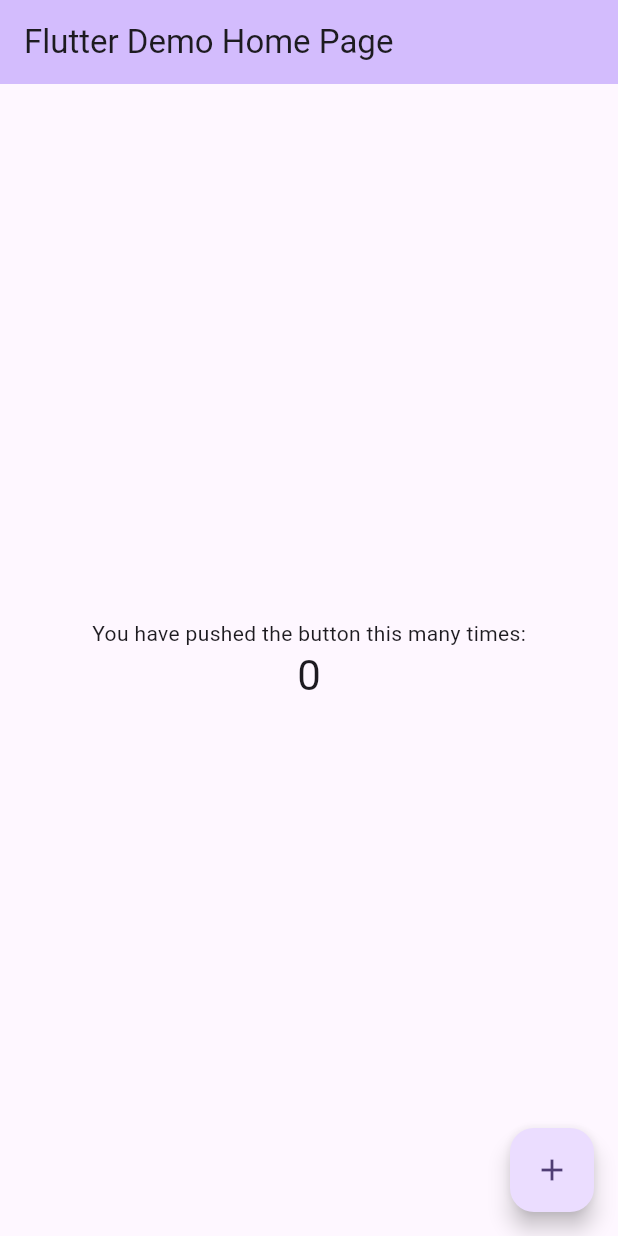
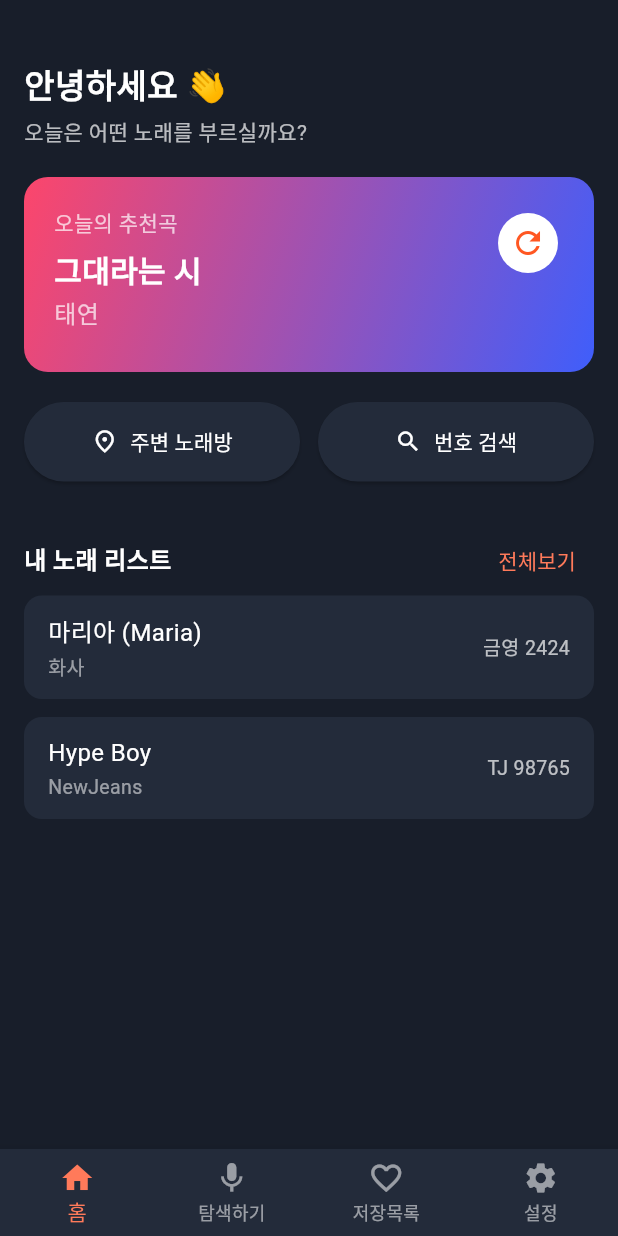
Before and after one commit to jaehyuk-dev/what-song, a Flutter app: the screen it shows after launch, on a phone screen of 412 x 824 dp. Run offline on Flutter 3.47's test engine with Material 3 defaults, Android fonts, the light colour scheme and no system bars; our stand-ins replace loading_indicator, sqflite; accounts and stored records are empty.

Commit message:
[FEAT] 기본 뼈대 완성

```diff
--- a/lib/main.dart
+++ b/lib/main.dart
@@ -1,125 +1,40 @@
 import 'package:flutter/material.dart';
+import 'package:provider/provider.dart';
+import 'package:what_song/screen/main_screen.dart';
+import 'package:what_song/service/loading_service.dart';
+import 'package:what_song/widget/custom_indicator.dart';
 
 void main() {
+  WidgetsFlutterBinding.ensureInitialized();
+
   runApp(const MyApp());
 }
 
 class MyApp extends StatelessWidget {
   const MyApp({super.key});
 
-  // This widget is the root of your application.
   @override
   Widget build(BuildContext context) {
-    return MaterialApp(
-      title: 'Flutter Demo',
-      theme: ThemeData(
-        // This is the theme of your application.
-        //
-        // TRY THIS: Try running your application with "flutter run". You'll see
-        // the application has a purple toolbar. Then, without quitting the app,
-        // try changing the seedColor in the colorScheme below to Colors.green
-        // and then invoke "hot reload" (save your changes or press the "hot
-        // reload" button in a Flutter-supported IDE, or press "r" if you used
-        // the command line to start the app).
-        //
-        // Notice that the counter didn't reset back to zero; the application
-        // state is not lost during the reload. To reset the state, use hot
-        // restart instead.
-        //
-        // This works for code too, not just values: Most code changes can be
-        // tested with just a hot reload.
-        colorScheme: ColorScheme.fromSeed(seedColor: Colors.deepPurple),
-        useMaterial3: true,
+    return MultiProvider(
+      providers: [
+        ChangeNotifierProvider(create: (_) => LoadingState()),
+      ],
+      child: MaterialApp(
+        title: 'What Song',
+        debugShowCheckedModeBanner: false,
+        theme: ThemeData(
+          colorScheme: ColorScheme.fromSeed(seedColor: Colors.deepPurple),
+          useMaterial3: true,
+        ),
+        home: Builder(
+          builder: (context) {
+            WidgetsBinding.instance.addPostFrameCallback((_) {
+              LoadingService.init(context);
+            });
+            return const MainScreen();
+          },
+        ),
       ),
-      home: const MyHomePage(title: 'Flutter Demo Home Page'),
     );
   }
 }
-
-class MyHomePage extends StatefulWidget {
-  const MyHomePage({super.key, required this.title});
-
-  // This widget is the home page of your application. It is stateful, meaning
-  // that it has a State object (defined below) that contains fields that affect
-  // how it looks.
-
-  // This class is the configuration for the state. It holds the values (in this
-  // case the title) provided by the parent (in this case the App widget) and
-  // used by the build method of the State. Fields in a Widget subclass are
-  // always marked "final".
-
-  final String title;
-
-  @override
-  State<MyHomePage> createState() => _MyHomePageState();
-}
-
-class _MyHomePageState extends State<MyHomePage> {
-  int _counter = 0;
-
-  void _incrementCounter() {
-    setState(() {
-      // This call to setState tells the Flutter framework that something has
-      // changed in this State, which causes it to rerun the build method below
-      // so that the display can reflect the updated values. If we changed
-      // _counter without calling setState(), then the build method would not be
-      // called again, and so nothing would appear to happen.
-      _counter++;
-    });
-  }
-
-  @override
-  Widget build(BuildContext context) {
-    // This method is rerun every time setState is called, for instance as done
-    // by the _incrementCounter method above.
-    //
-    // The Flutter framework has been optimized to make rerunning build methods
-    // fast, so that you can just rebuild anything that needs updating rather
-    // than having to individually change instances of widgets.
-    return Scaffold(
-      appBar: AppBar(
-        // TRY THIS: Try changing the color here to a specific color (to
-        // Colors.amber, perhaps?) and trigger a hot reload to see the AppBar
-        // change color while the other colors stay the same.
-        backgroundColor: Theme.of(context).colorScheme.inversePrimary,
-        // Here we take the value from the MyHomePage object that was created by
-        // the App.build method, and use it to set our appbar title.
-        title: Text(widget.title),
-      ),
-      body: Center(
-        // Center is a layout widget. It takes a single child and positions it
-        // in the middle of the parent.
-        child: Column(
-          // Column is also a layout widget. It takes a list of children and
-          // arranges them vertically. By default, it sizes itself to fit its
-          // children horizontally, and tries to be as tall as its parent.
-          //
-          // Column has various properties to control how it sizes itself and
-          // how it positions its children. Here we use mainAxisAlignment to
-          // center the children vertically; the main axis here is the vertical
-          // axis because Columns are vertical (the cross axis would be
-          // horizontal).
-          //
-          // TRY THIS: Invoke "debug painting" (choose the "Toggle Debug Paint"
-          // action in the IDE, or press "p" in the console), to see the
-          // wireframe for each widget.
-          mainAxisAlignment: MainAxisAlignment.center,
-          children: <Widget>[
-            const Text(
-              'You have pushed the button this many times:',
-            ),
-            Text(
-              '$_counter',
-              style: Theme.of(context).textTheme.headlineMedium,
-            ),
-          ],
-        ),
-      ),
-      floatingActionButton: FloatingActionButton(
-        onPressed: _incrementCounter,
-        tooltip: 'Increment',
-        child: const Icon(Icons.add),
-      ), // This trailing comma makes auto-formatting nicer for build methods.
-    );
-  }
-}
--- /dev/null
+++ b/lib/screen/home_screen.dart
@@ -0,0 +1,185 @@
+import 'package:flutter/material.dart';
+
+class HomeScreen extends StatelessWidget {
+  final Function(int)? onTabChange;
+
+  const HomeScreen({Key? key, this.onTabChange}) : super(key: key);
+
+  @override
+  Widget build(BuildContext context) {
+    return Scaffold(
+      backgroundColor: const Color(0xFF181E2A),
+      body: Padding(
+        padding: const EdgeInsets.symmetric(horizontal: 16.0),
+        child: ListView(
+          children: [
+            const SizedBox(height: 40),
+            const Text(
+              '안녕하세요 👋',
+              style: TextStyle(
+                  fontSize: 22,
+                  fontWeight: FontWeight.bold,
+                  color: Colors.white),
+            ),
+            const SizedBox(height: 4),
+            const Text(
+              '오늘은 어떤 노래를 부르실까요?',
+              style: TextStyle(fontSize: 14, color: Colors.white70),
+            ),
+            const SizedBox(height: 20),
+            // 오늘의 추천곡 카드
+            Container(
+              decoration: BoxDecoration(
+                gradient: const LinearGradient(
+                  colors: [Color(0xFFFC466B), Color(0xFF3F5EFB)],
+                  begin: Alignment.topLeft,
+                  end: Alignment.bottomRight,
+                ),
+                borderRadius: BorderRadius.circular(16),
+              ),
+              padding: const EdgeInsets.all(20),
+              child: Row(
+                mainAxisAlignment: MainAxisAlignment.spaceBetween,
+                crossAxisAlignment: CrossAxisAlignment.start,
+                children: [
+                  Column(
+                    crossAxisAlignment: CrossAxisAlignment.start,
+                    children: const [
+                      Text('오늘의 추천곡',
+                          style:
+                          TextStyle(color: Colors.white70, fontSize: 14)),
+                      SizedBox(height: 6),
+                      Text('그대라는 시',
+                          style: TextStyle(
+                              color: Colors.white,
+                              fontSize: 20,
+                              fontWeight: FontWeight.bold)),
+                      SizedBox(height: 2),
+                      Text('태연',
+                          style:
+                          TextStyle(color: Colors.white70, fontSize: 16)),
+                      SizedBox(height: 8),
+                      // Text('TJ 12345',
+                      //     style: TextStyle(color: Colors.white, fontSize: 12)),
+                    ],
+                  ),
+                  IconButton(
+                    style: IconButton.styleFrom(
+                      backgroundColor: Colors.white,
+                      foregroundColor: Colors.deepOrange,
+                      shape: RoundedRectangleBorder(
+                          borderRadius: BorderRadius.circular(20)),
+                    ),
+                    onPressed: () {},
+                    icon: const Icon(Icons.refresh),
+                  ),
+                ],
+              ),
+            ),
+            const SizedBox(height: 20),
+            // 주변 노래방, 노래 검색 버튼
+            Row(
+              children: [
+                Expanded(
+                  child: ElevatedButton.icon(
+                    style: ElevatedButton.styleFrom(
+                      backgroundColor: const Color(0xFF232B3A),
+                      foregroundColor: Colors.white,
+                      padding: const EdgeInsets.symmetric(vertical: 16),
+                    ),
+                    icon: const Icon(Icons.place_outlined),
+                    label: const Text('주변 노래방'),
+                    onPressed: () {},
+                  ),
+                ),
+                const SizedBox(width: 12),
+                Expanded(
+                  child: ElevatedButton.icon(
+                    style: ElevatedButton.styleFrom(
+                      backgroundColor: const Color(0xFF232B3A),
+                      foregroundColor: Colors.white,
+                      padding: const EdgeInsets.symmetric(vertical: 16),
+                    ),
+                    icon: const Icon(Icons.search),
+                    label: const Text('번호 검색'),
+                    onPressed: () {},
+                  ),
+                ),
+              ],
+            ),
+            const SizedBox(height: 28),
+            // 내 노래 리스트 헤더
+            Row(
+              mainAxisAlignment: MainAxisAlignment.spaceBetween,
+              children: [
+                const Text('내 노래 리스트',
+                    style: TextStyle(
+                        color: Colors.white,
+                        fontSize: 16,
+                        fontWeight: FontWeight.bold)),
+                TextButton(
+                  onPressed: () {},
+                  child: const Text('전체보기',
+                      style: TextStyle(color: Color(0xFFFF7A5A))),
+                ),
+              ],
+            ),
+            // 노래 리스트
+            Container(
+              decoration: BoxDecoration(
+                color: const Color(0xFF232B3A),
+                borderRadius: BorderRadius.circular(12),
+              ),
+              margin: const EdgeInsets.only(bottom: 12),
+              padding: const EdgeInsets.symmetric(vertical: 12, horizontal: 16),
+              child: Row(
+                mainAxisAlignment: MainAxisAlignment.spaceBetween,
+                children: const [
+                  Column(
+                    crossAxisAlignment: CrossAxisAlignment.start,
+                    children: [
+                      Text('마리아 (Maria)',
+                          style: TextStyle(color: Colors.white, fontSize: 16)),
+                      SizedBox(height: 2),
+                      Text('화사',
+                          style:
+                          TextStyle(color: Colors.white54, fontSize: 13)),
+                    ],
+                  ),
+                  Text('금영 2424',
+                      style: TextStyle(color: Colors.white70, fontSize: 13)),
+                ],
+              ),
+            ),
+            Container(
+              decoration: BoxDecoration(
+                color: const Color(0xFF232B3A),
+                borderRadius: BorderRadius.circular(12),
+              ),
+              margin: const EdgeInsets.only(bottom: 12),
+              padding: const EdgeInsets.symmetric(vertical: 12, horizontal: 16),
+              child: Row(
+                mainAxisAlignment: MainAxisAlignment.spaceBetween,
+                children: const [
+                  Column(
+                    crossAxisAlignment: CrossAxisAlignment.start,
+                    children: [
+                      Text('Hype Boy',
+                          style: TextStyle(color: Colors.white, fontSize: 16)),
+                      SizedBox(height: 2),
+                      Text('NewJeans',
+                          style:
+                          TextStyle(color: Colors.white54, fontSize: 13)),
+                    ],
+                  ),
+                  Text('TJ 98765',
+                      style: TextStyle(color: Colors.white70, fontSize: 13)),
+                ],
+              ),
+            ),
+          ],
+        ),
+      ),
+    );
+  }
+}
--- /dev/null
+++ b/lib/screen/main_screen.dart
@@ -0,0 +1,77 @@
+import 'package:flutter/material.dart';
+
+import '../service/loading_service.dart';
+import 'home_screen.dart';
+import 'setting_screen.dart';
+import 'song_list_screen.dart';
+import 'search_store_screen.dart'; // SearchRoomScreen 임포트 추가
+
+class MainScreen extends StatefulWidget {
+  final Function(int)? onTabChange;
+  const MainScreen({super.key, this.onTabChange});
+
+  @override
+  State<MainScreen> createState() => _MainScreenState();
+}
+
+class _MainScreenState extends State<MainScreen> {
+  int _currentIndex = 0;
+
+  // 네비게이션 아이템 선택 시 호출되는 함수
+  void _onItemTapped(int index) {
+    setState(() {
+      _currentIndex = index;
+    });
+
+    // 콜백 함수가 있으면 호출
+    if (widget.onTabChange != null) {
+      widget.onTabChange!(index);
+    }
+  }
+
+  // 다른 화면으로 이동할 콘텐츠 준비
+  late final List<Widget> _screens;
+
+  @override
+  void initState() {
+    super.initState();
+
+    // 화면 초기화 - 각 탭에 해당하는 화면 추가
+    _screens = [
+      HomeScreen(onTabChange: _onItemTapped),
+      const SearchStoreScreen(), // 탐색하기 화면 추가
+      const SongListScreen(), // 저장목록 화면 추가
+      const SettingScreen(), // 설정 화면 추가
+    ];
+  }
+
+  // 테스트용 비동기 함수
+  void temp() async {
+    await LoadingService.withLoading(() async {
+      await Future.delayed(const Duration(seconds: 1));
+    });
+  }
+
+  @override
+  Widget build(BuildContext context) {
+    return Scaffold(
+      backgroundColor: const Color(0xFF181E2A),
+      body: _screens[_currentIndex], // 현재 선택된 인덱스에 따라 화면 표시
+      bottomNavigationBar: BottomNavigationBar(
+        backgroundColor: const Color(0xFF232B3A),
+        selectedItemColor: const Color(0xFFFF7A5A),
+        unselectedItemColor: Colors.white54,
+        currentIndex: _currentIndex, // 현재 선택된 인덱스 설정
+        type: BottomNavigationBarType.fixed,
+        items: const [
+          BottomNavigationBarItem(icon: Icon(Icons.home), label: '홈'),
+          BottomNavigationBarItem(icon: Icon(Icons.mic), label: '탐색하기'),
+          BottomNavigationBarItem(
+              icon: Icon(Icons.favorite_border), label: '저장목록'),
+          BottomNavigationBarItem(icon: Icon(Icons.settings), label: '설정'),
+        ],
+        onTap: _onItemTapped,
+      ),
+    );
+  }
+}
--- /dev/null
+++ b/lib/service/loading_service.dart
@@ -0,0 +1,33 @@
+import 'package:flutter/material.dart';
+import 'package:provider/provider.dart';
+
+import '../widget/custom_indicator.dart';
+
+class LoadingService {
+  static LoadingState? _loadingState;
+
+  // 서비스 초기화 (앱 시작 시 한 번만 호출)
+  static void init(BuildContext context) {
+    _loadingState = Provider.of<LoadingState>(context, listen: false);
+  }
+
+  // 로딩 표시
+  static void show() {
+    _loadingState?.setLoading(true);
+  }
+
+  // 로딩 숨기기
+  static void hide() {
+    _loadingState?.setLoading(false);
+  }
+
+  // Future 작업을 수행하면서 자동으로 로딩 표시/숨기기
+  static Future<T> withLoading<T>(Future<T> Function() task) async {
+    try {
+      show();
+      return await task();
+    } finally {
+      hide();
+    }
+  }
+}
```
Also changed, not shown: lib/core/constant.dart (added, +9 -0 lines), lib/core/database_helper.dart (added, +108 -0 lines), lib/screen/search_store_screen.dart (added, +10 -0 lines), lib/screen/setting_screen.dart (added, +10 -0 lines), lib/screen/song_list_screen.dart (added, +10 -0 lines), lib/widget/custom_indicator.dart (added, +50 -0 lines), lib/widget/main_layout.dart (added, +109 -0 lines).
